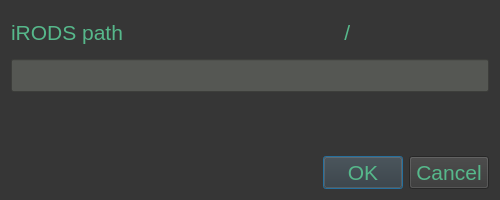
First picture: the form in ibridgesgui/ui_files/createCollection.ui, repository iBridges-for-iRODS/iBridges-GUI, before the edit.
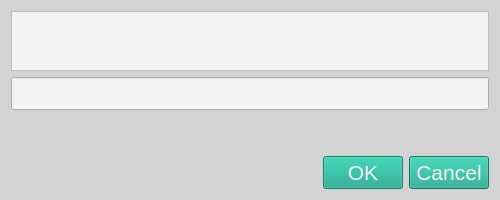
Second picture: the form after the edit.

Commit message:
GUI style color scheme (#200)
* Fix broken browser table --> disable sorting

* Status: create collections and folders

* colour scheme

* cleanup old ui files

* New style

* ruff

* Setup for welcome tab

* logo

* logo

* ruff

* "Welcome class"

* Welcome after close session

* Update README.md

* Light background for treeview

* Update pyproject.toml

* Create pypi_release.yml

* Update README.md

* new screenshots for docs

* Catch Exception and different widget

* add siwqze to sync table[D

* ruff

```diff
--- a/ibridgesgui/ui_files/createCollection.ui
+++ b/ibridgesgui/ui_files/createCollection.ui
@@ -28,20 +28,37 @@
   <property name="styleSheet">
    <string notr="true">QWidget
 {
-	color: rgb(86, 184, 139);
-	background-color: rgb(54, 54, 54);
+    background-color: rgb(211,211,211);
+    color: rgb(88, 88, 90);
+    selection-background-color: rgb(21, 165, 137);
+    selection-color: rgb(245, 244, 244);
     font: 16pt
 }
 
-QLineEdit
-{
-	background-color: rgb(85, 87, 83);
-	border-color: rgb(217, 174, 23)
-}
-
 QLabel#error_label
 {
-	color: rgb(217, 174, 23);
+    color: rgb(220, 130, 30);
+}
+
+QLineEdit, QTextEdit, QTableWidget
+{
+   background-color:  rgb(245, 244, 244)
+}
+
+QPushButton
+{
+	background-color: rgb(21, 165, 137);
+    color: rgb(245, 244, 244);
+}
+
+QPushButton#home_button, QPushButton#parent_button, QPushButton#refresh_button
+{
+    background-color: rgb(245, 244, 244);
+}
+
+QTabWidget#info_tabs
+{
+     background-color: background-color: rgb(211,211,211);
 }
 
 </string>
@@ -50,27 +67,7 @@
    <item>
     <layout class="QHBoxLayout" name="horizontalLayout">
      <item>
-      <widget class="QLabel" name="label">
-       <property name="text">
-        <string>iRODS path                                      /</string>
-       </property>
-      </widget>
-     </item>
-     <item>
-      <spacer name="horizontalSpacer">
-       <property name="orientation">
-        <enum>Qt::Horizontal</enum>
-       </property>
-       <property name="sizeType">
-        <enum>QSizePolicy::Minimum</enum>
-       </property>
-       <property name="sizeHint" stdset="0">
-        <size>
-         <width>10</width>
-         <height>20</height>
-        </size>
-       </property>
-      </spacer>
+      <widget class="QTextBrowser" name="label"/>
      </item>
     </layout>
    </item>
```
The commit also changes 47 other files.
